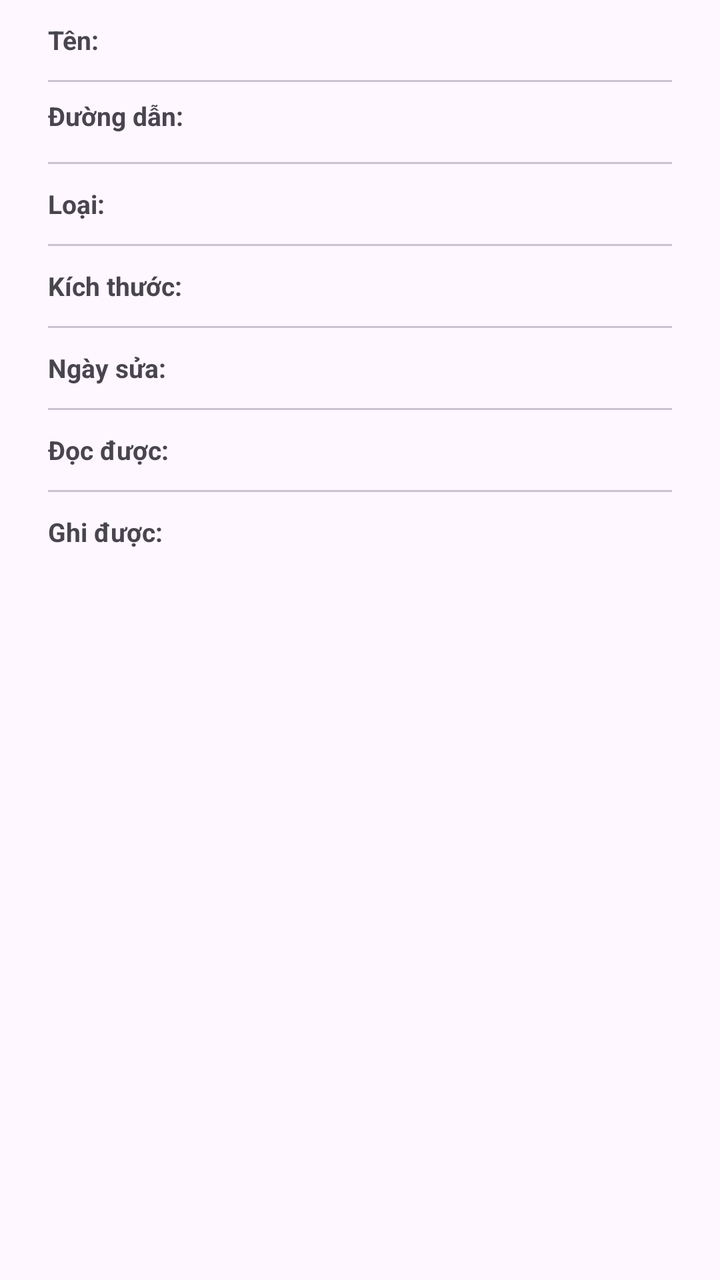
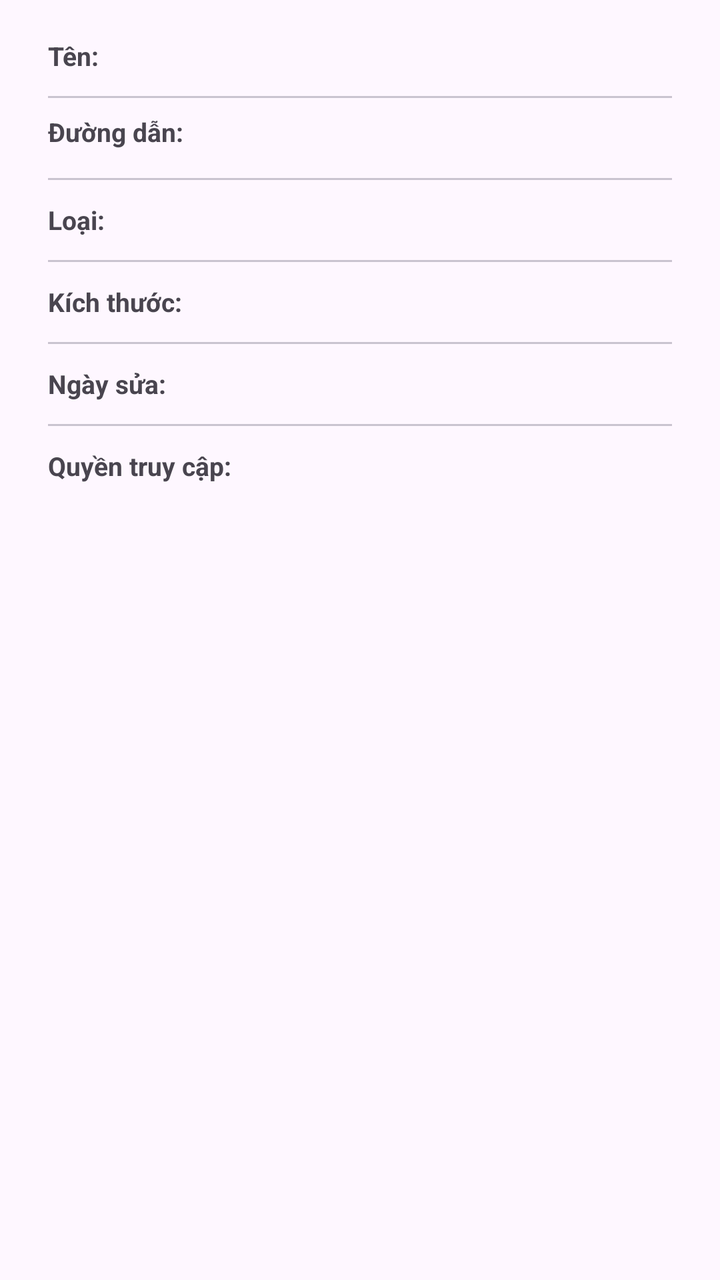

The first picture is an Android layout as it rendered before a commit; the second is the same layout after the commit. The layout source and the unified diff follow.
<!-- AndroidManifest.xml: application theme Theme.FileManager -->
<!-- res/layout/dialog_file_properties.xml -->
<?xml version="1.0" encoding="utf-8"?>
<LinearLayout
    xmlns:android="http://schemas.android.com/apk/res/android"
    android:layout_width="match_parent"
    android:layout_height="wrap_content"
    android:orientation="vertical"
    android:paddingHorizontal="24dp"
    android:paddingBottom="8dp">

    <LinearLayout android:layout_width="match_parent" android:layout_height="40dp"
        android:orientation="horizontal" android:gravity="center_vertical">
        <TextView android:layout_width="100dp" android:layout_height="wrap_content"
            android:text="Tên:" android:textStyle="bold" android:textSize="13sp"/>
        <TextView android:id="@+id/tvName" android:layout_width="0dp" android:layout_height="wrap_content"
            android:layout_weight="1" android:textSize="13sp" android:ellipsize="middle" android:maxLines="1"/>
    </LinearLayout>

    <View android:layout_width="match_parent" android:layout_height="1dp" android:background="?attr/colorOutlineVariant"/>

    <LinearLayout android:layout_width="match_parent" android:layout_height="wrap_content"
        android:orientation="horizontal" android:gravity="top" android:minHeight="40dp"
        android:paddingVertical="8dp">
        <TextView android:layout_width="100dp" android:layout_height="wrap_content"
            android:text="Đường dẫn:" android:textStyle="bold" android:textSize="13sp"/>
        <TextView android:id="@+id/tvPath" android:layout_width="0dp" android:layout_height="wrap_content"
            android:layout_weight="1" android:textSize="12sp" android:textIsSelectable="true"/>
    </LinearLayout>

    <View android:layout_width="match_parent" android:layout_height="1dp" android:background="?attr/colorOutlineVariant"/>

    <LinearLayout android:layout_width="match_parent" android:layout_height="40dp"
        android:orientation="horizontal" android:gravity="center_vertical">
        <TextView android:layout_width="100dp" android:layout_height="wrap_content"
            android:text="Loại:" android:textStyle="bold" android:textSize="13sp"/>
        <TextView android:id="@+id/tvType" android:layout_width="0dp" android:layout_height="wrap_content"
            android:layout_weight="1" android:textSize="13sp"/>
    </LinearLayout>

    <View android:layout_width="match_parent" android:layout_height="1dp" android:background="?attr/colorOutlineVariant"/>

    <LinearLayout android:layout_width="match_parent" android:layout_height="40dp"
        android:orientation="horizontal" android:gravity="center_vertical">
        <TextView android:layout_width="100dp" android:layout_height="wrap_content"
            android:text="Kích thước:" android:textStyle="bold" android:textSize="13sp"/>
        <TextView android:id="@+id/tvSize" android:layout_width="0dp" android:layout_height="wrap_content"
            android:layout_weight="1" android:textSize="13sp"/>
    </LinearLayout>

    <View android:layout_width="match_parent" android:layout_height="1dp" android:background="?attr/colorOutlineVariant"/>

    <LinearLayout android:layout_width="match_parent" android:layout_height="40dp"
        android:orientation="horizontal" android:gravity="center_vertical">
        <TextView android:layout_width="100dp" android:layout_height="wrap_content"
            android:text="Ngày sửa:" android:textStyle="bold" android:textSize="13sp"/>
        <TextView android:id="@+id/tvDate" android:layout_width="0dp" android:layout_height="wrap_content"
            android:layout_weight="1" android:textSize="13sp"/>
    </LinearLayout>

    <View android:layout_width="match_parent" android:layout_height="1dp" android:background="?attr/colorOutlineVariant"/>

    <LinearLayout android:layout_width="match_parent" android:layout_height="40dp"
        android:orientation="horizontal" android:gravity="center_vertical">
        <TextView android:layout_width="100dp" android:layout_height="wrap_content"
            android:text="Đọc được:" android:textStyle="bold" android:textSize="13sp"/>
        <TextView android:id="@+id/tvReadable" android:layout_width="0dp" android:layout_height="wrap_content"
            android:layout_weight="1" android:textSize="13sp"/>
    </LinearLayout>

    <View android:layout_width="match_parent" android:layout_height="1dp" android:background="?attr/colorOutlineVariant"/>

    <LinearLayout android:layout_width="match_parent" android:layout_height="40dp"
        android:orientation="horizontal" android:gravity="center_vertical">
        <TextView android:layout_width="100dp" android:layout_height="wrap_content"
            android:text="Ghi được:" android:textStyle="bold" android:textSize="13sp"/>
        <TextView android:id="@+id/tvWritable" android:layout_width="0dp" android:layout_height="wrap_content"
            android:layout_weight="1" android:textSize="13sp"/>
    </LinearLayout>

</LinearLayout>
<!-- resources referenced by this layout -->
<resources>
  <style name="Theme.FileManager" parent="Theme.Material3.DayNight.NoActionBar">
          <item name="colorPrimary">@color/md_theme_light_primary</item>
          <item name="colorPrimaryContainer">@color/md_theme_light_primaryContainer</item>
          <item name="colorOnPrimaryContainer">@color/md_theme_light_onPrimaryContainer</item>
          <item name="android:statusBarColor">?attr/colorPrimaryContainer</item>
      </style>
  <color name="md_theme_light_primary">#1565C0</color>
  <color name="md_theme_light_primaryContainer">#D9E4FF</color>
  <color name="md_theme_light_onPrimaryContainer">#001945</color>
</resources>

<!-- the commit's change to res/layout/dialog_file_properties.xml (unified diff, before → after) -->
@@ -1,79 +1,292 @@
 <?xml version="1.0" encoding="utf-8"?>
-<LinearLayout
+<ScrollView
     xmlns:android="http://schemas.android.com/apk/res/android"
     android:layout_width="match_parent"
     android:layout_height="wrap_content"
-    android:orientation="vertical"
-    android:paddingHorizontal="24dp"
-    android:paddingBottom="8dp">
-
-    <LinearLayout android:layout_width="match_parent" android:layout_height="40dp"
-        android:orientation="horizontal" android:gravity="center_vertical">
-        <TextView android:layout_width="100dp" android:layout_height="wrap_content"
-            android:text="Tên:" android:textStyle="bold" android:textSize="13sp"/>
-        <TextView android:id="@+id/tvName" android:layout_width="0dp" android:layout_height="wrap_content"
-            android:layout_weight="1" android:textSize="13sp" android:ellipsize="middle" android:maxLines="1"/>
+    android:scrollbars="vertical">
+
+    <LinearLayout
+        android:layout_width="match_parent"
+        android:layout_height="wrap_content"
+        android:orientation="vertical"
+        android:paddingHorizontal="24dp"
+        android:paddingTop="8dp"
+        android:paddingBottom="16dp">
+
+        
+        <LinearLayout
+            android:layout_width="match_parent"
+            android:layout_height="wrap_content"
+            android:minHeight="40dp"
+            android:orientation="horizontal"
+            android:gravity="center_vertical"
+            android:paddingVertical="6dp">
+            <TextView
+                android:layout_width="110dp"
+                android:layout_height="wrap_content"
+                android:text="Tên:"
+                android:textStyle="bold"
+                android:textSize="13sp"
+                android:textColor="?attr/colorOnSurfaceVariant"/>
+            <TextView
+                android:id="@+id/tvName"
+                android:layout_width="0dp"
+                android:layout_height="wrap_content"
+                android:layout_weight="1"
+                android:textSize="13sp"
+                android:textColor="?attr/colorOnSurface"
+                android:textIsSelectable="true"/>
+        </LinearLayout>
+
+        <View android:layout_width="match_parent" android:layout_height="1dp" android:background="?attr/colorOutlineVariant"/>
+
+        
+        <LinearLayout
+            android:layout_width="match_parent"
+            android:layout_height="wrap_content"
+            android:minHeight="40dp"
+            android:orientation="horizontal"
+            android:gravity="top"
+            android:paddingVertical="8dp">
+            <TextView
+                android:layout_width="110dp"
+                android:layout_height="wrap_content"
+                android:text="Đường dẫn:"
+                android:textStyle="bold"
+                android:textSize="13sp"
+                android:textColor="?attr/colorOnSurfaceVariant"/>
+            <TextView
+                android:id="@+id/tvPath"
+                android:layout_width="0dp"
+                android:layout_height="wrap_content"
+                android:layout_weight="1"
+                android:textSize="12sp"
+                android:textColor="?attr/colorOnSurface"
+                android:textIsSelectable="true"/>
+        </LinearLayout>
+
+        <View android:layout_width="match_parent" android:layout_height="1dp" android:background="?attr/colorOutlineVariant"/>
+
+        
+        <LinearLayout
+            android:layout_width="match_parent"
+            android:layout_height="40dp"
+            android:orientation="horizontal"
+            android:gravity="center_vertical">
+            <TextView
+                android:layout_width="110dp"
+                android:layout_height="wrap_content"
+                android:text="Loại:"
+                android:textStyle="bold"
+                android:textSize="13sp"
+                android:textColor="?attr/colorOnSurfaceVariant"/>
+            <TextView
+                android:id="@+id/tvType"
+                android:layout_width="0dp"
+                android:layout_height="wrap_content"
+                android:layout_weight="1"
+                android:textSize="13sp"
+                android:textColor="?attr/colorOnSurface"/>
+        </LinearLayout>
+
+        <View android:layout_width="match_parent" android:layout_height="1dp" android:background="?attr/colorOutlineVariant"/>
+
+        
+        <LinearLayout
+            android:layout_width="match_parent"
+            android:layout_height="40dp"
+            android:orientation="horizontal"
+            android:gravity="center_vertical">
+            <TextView
+                android:layout_width="110dp"
+                android:layout_height="wrap_content"
+                android:text="Kích thước:"
+                android:textStyle="bold"
+                android:textSize="13sp"
+                android:textColor="?attr/colorOnSurfaceVariant"/>
+            <TextView
+                android:id="@+id/tvSize"
+                android:layout_width="0dp"
+                android:layout_height="wrap_content"
+                android:layout_weight="1"
+                android:textSize="13sp"
+                android:textColor="?attr/colorOnSurface"/>
+        </LinearLayout>
+
+        <View android:layout_width="match_parent" android:layout_height="1dp" android:background="?attr/colorOutlineVariant"/>
+
+        
+        <LinearLayout
+            android:layout_width="match_parent"
+            android:layout_height="40dp"
+            android:orientation="horizontal"
+            android:gravity="center_vertical">
+            <TextView
+                android:layout_width="110dp"
+                android:layout_height="wrap_content"
+                android:text="Ngày sửa:"
+                android:textStyle="bold"
+                android:textSize="13sp"
+                android:textColor="?attr/colorOnSurfaceVariant"/>
+            <TextView
+                android:id="@+id/tvDate"
+                android:layout_width="0dp"
+                android:layout_height="wrap_content"
+                android:layout_weight="1"
+                android:textSize="13sp"
+                android:textColor="?attr/colorOnSurface"/>
+        </LinearLayout>
+
+        <View android:layout_width="match_parent" android:layout_height="1dp" android:background="?attr/colorOutlineVariant"/>
+
+        
+        <LinearLayout
+            android:id="@+id/rowResolution"
+            android:layout_width="match_parent"
+            android:layout_height="40dp"
+            android:orientation="horizontal"
+            android:gravity="center_vertical"
+            android:visibility="gone">
+            <TextView
+                android:layout_width="110dp"
+                android:layout_height="wrap_content"
+                android:text="Độ phân giải:"
+                android:textStyle="bold"
+                android:textSize="13sp"
+                android:textColor="?attr/colorOnSurfaceVariant"/>
+            <TextView
+                android:id="@+id/tvResolution"
+                android:layout_width="0dp"
+                android:layout_height="wrap_content"
+                android:layout_weight="1"
+                android:textSize="13sp"
+                android:textColor="?attr/colorOnSurface"/>
+        </LinearLayout>
+
+        <View
+            android:id="@+id/divResolution"
+            android:layout_width="match_parent"
+            android:layout_height="1dp"
+            android:background="?attr/colorOutlineVariant"
+            android:visibility="gone"/>
+
+        
+        <LinearLayout
+            android:id="@+id/rowDuration"
+            android:layout_width="match_parent"
+            android:layout_height="40dp"
+            android:orientation="horizontal"
+            android:gravity="center_vertical"
+            android:visibility="gone">
+            <TextView
+                android:layout_width="110dp"
+                android:layout_height="wrap_content"
+                android:text="Thời lượng:"
+                android:textStyle="bold"
+                android:textSize="13sp"
+                android:textColor="?attr/colorOnSurfaceVariant"/>
+            <TextView
+                android:id="@+id/tvDuration"
+                android:layout_width="0dp"
+                android:layout_height="wrap_content"
+                android:layout_weight="1"
+                android:textSize="13sp"
+                android:textColor="?attr/colorOnSurface"/>
+        </LinearLayout>
+
+        <View
+            android:id="@+id/divDuration"
+            android:layout_width="match_parent"
+            android:layout_height="1dp"
+            android:background="?attr/colorOutlineVariant"
+            android:visibility="gone"/>
+
+        
+        <LinearLayout
+            android:id="@+id/rowCamera"
+            android:layout_width="match_parent"
+            android:layout_height="40dp"
+            android:orientation="horizontal"
+            android:gravity="center_vertical"
+            android:visibility="gone">
+            <TextView
+                android:layout_width="110dp"
+                android:layout_height="wrap_content"
+                android:text="Thiết bị:"
+                android:textStyle="bold"
+                android:textSize="13sp"
+                android:textColor="?attr/colorOnSurfaceVariant"/>
+            <TextView
+                android:id="@+id/tvCamera"
+                android:layout_width="0dp"
+                android:layout_height="wrap_content"
+                android:layout_weight="1"
+                android:textSize="13sp"
+                android:textColor="?attr/colorOnSurface"/>
+        </LinearLayout>
+
+        <View
+            android:id="@+id/divCamera"
+            android:layout_width="match_parent"
+            android:layout_height="1dp"
+            android:background="?attr/colorOutlineVariant"
+            android:visibility="gone"/>
+
+        
+        <LinearLayout
+            android:id="@+id/rowLocation"
+            android:layout_width="match_parent"
+            android:layout_height="wrap_content"
+            android:minHeight="40dp"
+            android:orientation="horizontal"
+            android:gravity="center_vertical"
+            android:paddingVertical="6dp"
+            android:visibility="gone">
+            <TextView
+                android:layout_width="110dp"
+                android:layout_height="wrap_content"
+                android:text="📍 Vị trí (GPS):"
+                android:textStyle="bold"
+                android:textSize="13sp"
+                android:textColor="?attr/colorPrimary"/>
+            <TextView
+                android:id="@+id/tvLocation"
+                android:layout_width="0dp"
+                android:layout_height="wrap_content"
+                android:layout_weight="1"
+                android:textSize="13sp"
+                android:textColor="?attr/colorPrimary"
+                android:textIsSelectable="true"/>
+        </LinearLayout>
+
+        <View
+            android:id="@+id/divLocation"
+            android:layout_width="match_parent"
+            android:layout_height="1dp"
+            android:background="?attr/colorOutlineVariant"
+            android:visibility="gone"/>
+
+        
+        <LinearLayout
+            android:layout_width="match_parent"
+            android:layout_height="40dp"
+            android:orientation="horizontal"
+            android:gravity="center_vertical">
+            <TextView
+                android:layout_width="110dp"
+                android:layout_height="wrap_content"
+                android:text="Quyền truy cập:"
+                android:textStyle="bold"
+                android:textSize="13sp"
+                android:textColor="?attr/colorOnSurfaceVariant"/>
+            <TextView
+                android:id="@+id/tvPermissions"
+                android:layout_width="0dp"
+                android:layout_height="wrap_content"
+                android:layout_weight="1"
+                android:textSize="13sp"
+                android:textColor="?attr/colorOnSurface"/>
+        </LinearLayout>
+
     </LinearLayout>
-
-    <View android:layout_width="match_parent" android:layout_height="1dp" android:background="?attr/colorOutlineVariant"/>
-
-    <LinearLayout android:layout_width="match_parent" android:layout_height="wrap_content"
-        android:orientation="horizontal" android:gravity="top" android:minHeight="40dp"
-        android:paddingVertical="8dp">
-        <TextView android:layout_width="100dp" android:layout_height="wrap_content"
-            android:text="Đường dẫn:" android:textStyle="bold" android:textSize="13sp"/>
-        <TextView android:id="@+id/tvPath" android:layout_width="0dp" android:layout_height="wrap_content"
-            android:layout_weight="1" android:textSize="12sp" android:textIsSelectable="true"/>
-    </LinearLayout>
-
-    <View android:layout_width="match_parent" android:layout_height="1dp" android:background="?attr/colorOutlineVariant"/>
-
-    <LinearLayout android:layout_width="match_parent" android:layout_height="40dp"
-        android:orientation="horizontal" android:gravity="center_vertical">
-        <TextView android:layout_width="100dp" android:layout_height="wrap_content"
-            android:text="Loại:" android:textStyle="bold" android:textSize="13sp"/>
-        <TextView android:id="@+id/tvType" android:layout_width="0dp" android:layout_height="wrap_content"
-            android:layout_weight="1" android:textSize="13sp"/>
-    </LinearLayout>
-
-    <View android:layout_width="match_parent" android:layout_height="1dp" android:background="?attr/colorOutlineVariant"/>
-
-    <LinearLayout android:layout_width="match_parent" android:layout_height="40dp"
-        android:orientation="horizontal" android:gravity="center_vertical">
-        <TextView android:layout_width="100dp" android:layout_height="wrap_content"
-            android:text="Kích thước:" android:textStyle="bold" android:textSize="13sp"/>
-        <TextView android:id="@+id/tvSize" android:layout_width="0dp" android:layout_height="wrap_content"
-            android:layout_weight="1" android:textSize="13sp"/>
-    </LinearLayout>
-
-    <View android:layout_width="match_parent" android:layout_height="1dp" android:background="?attr/colorOutlineVariant"/>
-
-    <LinearLayout android:layout_width="match_parent" android:layout_height="40dp"
-        android:orientation="horizontal" android:gravity="center_vertical">
-        <TextView android:layout_width="100dp" android:layout_height="wrap_content"
-            android:text="Ngày sửa:" android:textStyle="bold" android:textSize="13sp"/>
-        <TextView android:id="@+id/tvDate" android:layout_width="0dp" android:layout_height="wrap_content"
-            android:layout_weight="1" android:textSize="13sp"/>
-    </LinearLayout>
-
-    <View android:layout_width="match_parent" android:layout_height="1dp" android:background="?attr/colorOutlineVariant"/>
-
-    <LinearLayout android:layout_width="match_parent" android:layout_height="40dp"
-        android:orientation="horizontal" android:gravity="center_vertical">
-        <TextView android:layout_width="100dp" android:layout_height="wrap_content"
-            android:text="Đọc được:" android:textStyle="bold" android:textSize="13sp"/>
-        <TextView android:id="@+id/tvReadable" android:layout_width="0dp" android:layout_height="wrap_content"
-            android:layout_weight="1" android:textSize="13sp"/>
-    </LinearLayout>
-
-    <View android:layout_width="match_parent" android:layout_height="1dp" android:background="?attr/colorOutlineVariant"/>
-
-    <LinearLayout android:layout_width="match_parent" android:layout_height="40dp"
-        android:orientation="horizontal" android:gravity="center_vertical">
-        <TextView android:layout_width="100dp" android:layout_height="wrap_content"
-            android:text="Ghi được:" android:textStyle="bold" android:textSize="13sp"/>
-        <TextView android:id="@+id/tvWritable" android:layout_width="0dp" android:layout_height="wrap_content"
-            android:layout_weight="1" android:textSize="13sp"/>
-    </LinearLayout>
-
-</LinearLayout>
+</ScrollView>
